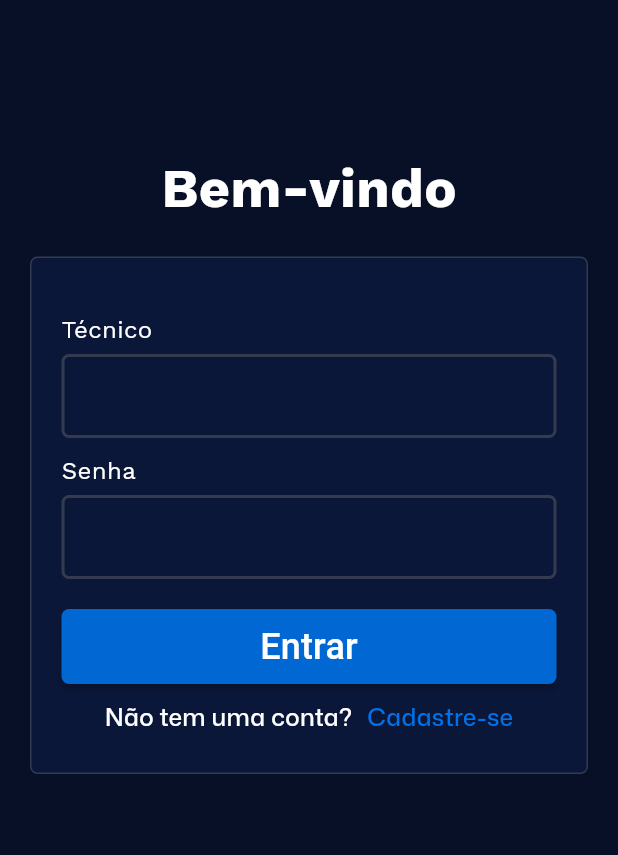
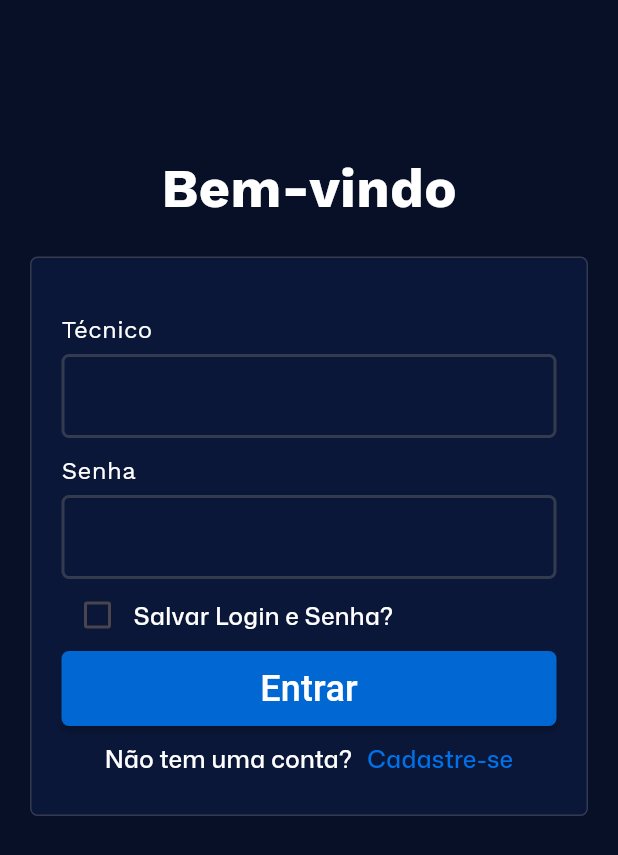
Before and after one commit to iru-Y/os_mananger-mobile, a Flutter app: the screen it shows after launch, on a phone screen of 412 x 824 dp. Shown: the top 855 px of the screen. Run offline on Flutter 3.47's test engine with Material 3 defaults, Android fonts, the phone set to English and light mode, and no system bars; our stand-ins replace flutter_dotenv, flutter_secure_storage, logger; project files that could hold a hidden picture were left out.

Commit message:
Checkbox, salvar login e senha

```diff
--- a/lib/drawer/app_drawer.dart
+++ b/lib/drawer/app_drawer.dart
@@ -21,7 +21,7 @@ class AppDrawer extends StatelessWidget {
             onTap:
                 () => Navigator.of(
                   context,
-                ).pushReplacementNamed(AppRoutes.viewOrders),
+                ).pushReplacementNamed(AppRoutes.showOrders),
           ),
         ],
       ),
--- a/lib/login/login.dart
+++ b/lib/login/login.dart
@@ -22,6 +22,25 @@ class _LoginState extends State<Login> {
   final TextEditingController userNameController = TextEditingController();
   final TextEditingController passwordController = TextEditingController();
   final JwtRequest jwtRequest = JwtRequest();
+  final SecureStorageService storage = SecureStorageService();
+
+  bool rememberMe = false;
+
+  @override
+  void initState() {
+    super.initState();
+    _loadSavedCredentials();
+  }
+
+  Future<void> _loadSavedCredentials() async {
+    final savedUser = await storage.getValue('saved_user');
+    final savedPass = await storage.getValue('saved_pass');
+    if (savedUser != null && savedPass != null) {
+      userNameController.text = savedUser;
+      passwordController.text = savedPass;
+      setState(() => rememberMe = true);
+    }
+  }
 
   void login() async {
     final username = userNameController.text.trim();
@@ -29,18 +48,22 @@ class _LoginState extends State<Login> {
 
     try {
       final token = await jwtRequest.getToken(username, password);
+      logger.i('Login bem-sucedido — token: $token');
 
-      logger.i('Login bem-sucedido — token: $token');
-      await SecureStorageService().saveToken(token);
+      await storage.saveToken(token);
+      if (rememberMe) {
+        await storage.saveValue('saved_user', username);
+        await storage.saveValue('saved_pass', password);
+      } else {
+        await storage.deleteValue('saved_user');
+        await storage.deleteValue('saved_pass');
+      }
 
       if (!mounted) return;
-
-      Navigator.of(context).pushReplacementNamed(AppRoutes.drawer);
+      Navigator.of(context).pushReplacementNamed(AppRoutes.ordersBody);
     } catch (e, stack) {
       logger.e('Erro no login', error: e, stackTrace: stack);
-
       if (!mounted) return;
-
       showDialog(
         context: context,
         builder:
@@ -49,10 +72,12 @@ class _LoginState extends State<Login> {
               content: Text(
                 'Erro ao fazer login, verifique suas credenciais e tente novamente.',
               ),
-              icon: IconButton(
-                onPressed: () => Navigator.of(context).pop,
-                icon: Icon(Icons.close),
-              ),
+              actions: [
+                IconButton(
+                  onPressed: () => Navigator.of(context).pop(),
+                  icon: Icon(Icons.close),
+                ),
+              ],
             ),
       );
     }
@@ -74,24 +99,23 @@ class _LoginState extends State<Login> {
                     textEditingController: userNameController,
                   ),
                   InputField(
+                    obscureText: true,
                     labelTxt: 'Senha',
                     textEditingController: passwordController,
                   ),
-                  SizedBox(height: 20),
-                  CustomButton(
-                    txtBtn: 'Entrar',
-                    onTap:
-                        () => {
-                          login(),
-                          logger.i('Login bem sucedido, gerando token...'),
-                          Navigator.of(
-                            context,
-                          ).pushReplacementNamed(AppRoutes.drawer),
-                          logger.i(
-                            'Navegação bem sucedida, indo para o cadastro de nova ordem de serviço',
-                          ),
+                  Row(
+                    mainAxisAlignment: MainAxisAlignment.start,
+                    children: [
+                      Checkbox(
+                        value: rememberMe,
+                        onChanged: (bool? value) {
+                          setState(() => rememberMe = value ?? false);
                         },
+                      ),
+                     CustomSubTitle(title: 'Salvar Login e Senha?'),
+                    ],
                   ),
+                  CustomButton(txtBtn: 'Entrar', onTap: login),
                   SizedBox(height: 10),
                   Row(
                     mainAxisAlignment: MainAxisAlignment.center,
--- a/lib/main.dart
+++ b/lib/main.dart
@@ -1,7 +1,7 @@
 import 'package:easy_os_mobile/colors/custom_colors.dart';
-import 'package:easy_os_mobile/drawer/app_drawer.dart';
 import 'package:easy_os_mobile/login/login.dart';
 import 'package:easy_os_mobile/orders/create_order.dart';
+import 'package:easy_os_mobile/orders/orders_body.dart';
 import 'package:easy_os_mobile/orders/show_orders.dart';
 import 'package:easy_os_mobile/routes/app_routes.dart';
 import 'package:flutter/material.dart';
@@ -30,10 +30,10 @@ class MyApp extends StatelessWidget {
         scaffoldBackgroundColor: CustomColors.backgroundColor,
       ),
       routes: {
-        AppRoutes.viewOrders: (context) => ShowOrders(),
+        AppRoutes.showOrders: (context) => ShowOrders(),
         AppRoutes.createOrders: (context) => CreateOrder(),
         AppRoutes.login: (context) => Login(),
-        AppRoutes.drawer: (context) => AppDrawer(),
+        AppRoutes.ordersBody: (context) => OrdersBody(),
       },
     );
   }
--- a/lib/orders/create_order.dart
+++ b/lib/orders/create_order.dart
@@ -33,7 +33,7 @@ class _CreateOrderState extends State<CreateOrder> {
       );
       await fetchCustomers.postUser(customerRequest);
       if (!mounted) return;
-      Navigator.of(context).pushNamed(AppRoutes.viewOrders);
+      Navigator.of(context).pushNamed(AppRoutes.ordersBody);
     }
 
     return Form(
@@ -61,7 +61,7 @@ class _CreateOrderState extends State<CreateOrder> {
           SizedBox(height: 20),
           CustomButton(
             onTap: () {
-              Navigator.of(context).pushNamed(AppRoutes.viewOrders);
+              Navigator.of(context).pushNamed(AppRoutes.ordersBody);
             },
             txtBtn: 'Pular',
           ),
--- a/lib/orders/orders_view.dart
+++ b/lib/orders/orders_body.dart
@@ -1,8 +1,8 @@
 import 'package:easy_os_mobile/drawer/app_drawer.dart';
 import 'package:flutter/material.dart';
 
-class OrdersView extends StatelessWidget {
-  const OrdersView({super.key});
+class OrdersBody extends StatelessWidget {
+  const OrdersBody({super.key});
 
   @override
   Widget build(BuildContext context) {
--- a/lib/routes/app_routes.dart
+++ b/lib/routes/app_routes.dart
@@ -1,6 +1,6 @@
 abstract class AppRoutes {
-  static const String viewOrders = '/view-orders';
+  static const String showOrders = '/showOrders';
   static const String createOrders = '/orders';
   static const String login = '/';
-  static const String drawer = '/drawer';
+  static const String ordersBody = '/ordersBody';
 }
--- a/lib/widgets/input_field.dart
+++ b/lib/widgets/input_field.dart
@@ -4,7 +4,12 @@ import 'package:flutter/material.dart';
 class InputField extends StatelessWidget {
   final String labelTxt;
   final TextEditingController textEditingController;
-  const InputField({super.key, required this.labelTxt, required this.textEditingController});
+  final bool? obscureText;
+  const InputField({
+    super.key,
+    required this.labelTxt,
+    required this.textEditingController, this.obscureText,
+  });
 
   @override
   Widget build(BuildContext context) {
@@ -15,6 +20,7 @@ class InputField extends StatelessWidget {
         Text(labelTxt, style: TextStyle(fontSize: 16)),
         SizedBox(height: 5),
         TextFormField(
+          obscureText: obscureText ?? false,
           controller: textEditingController,
           decoration: InputDecoration(
             focusedBorder: OutlineInputBorder(
```
Also changed, not shown: lib/domain/secure_storage/secure_storage_service.dart (+12 -0 lines).
